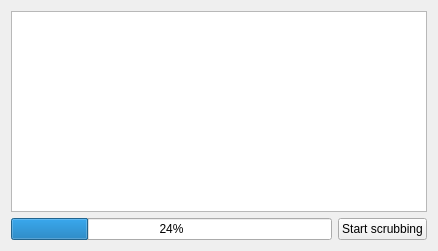
Old version of the form app/mdraidpanel.ui in the repository papylhomme/diskmonitor.
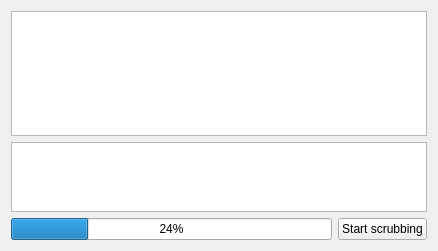
New version of the form.

Commit message: Display raid members in the UI (closes #2)

The edit to the form file:
```diff
--- a/app/mdraidpanel.ui
+++ b/app/mdraidpanel.ui
@@ -15,7 +15,20 @@
   </property>
   <layout class="QVBoxLayout" name="verticalLayout">
    <item>
-    <widget class="QTableView" name="tableView">
+    <widget class="QTableView" name="attributesView">
+     <property name="alternatingRowColors">
+      <bool>true</bool>
+     </property>
+    </widget>
+   </item>
+   <item>
+    <widget class="QTableView" name="membersView">
+     <property name="sizePolicy">
+      <sizepolicy hsizetype="Expanding" vsizetype="Expanding">
+       <horstretch>0</horstretch>
+       <verstretch>1</verstretch>
+      </sizepolicy>
+     </property>
      <property name="alternatingRowColors">
       <bool>true</bool>
      </property>
```
The commit also changes 17 other files.
